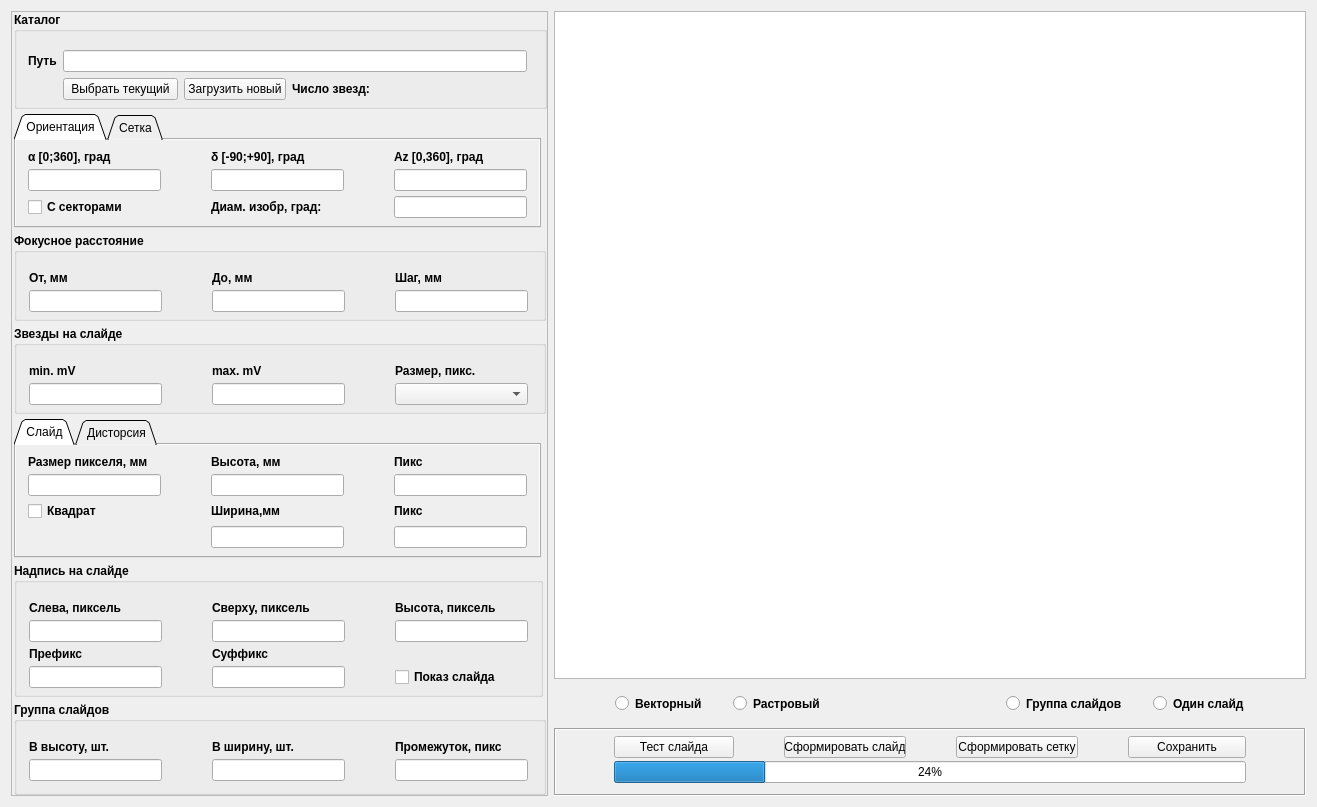
Old version of the form mainwindow.ui in the repository jesuscrew77/Slide.
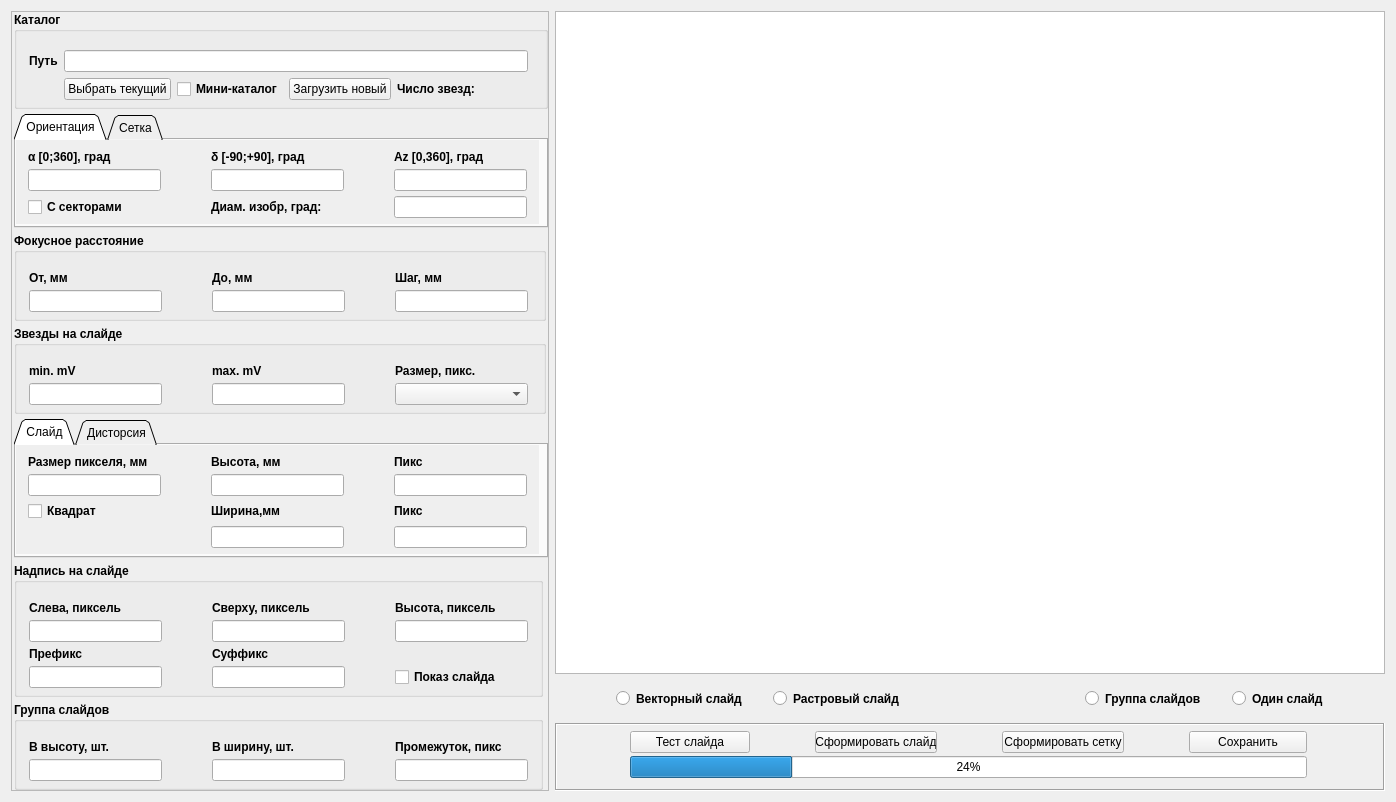
New version of the form. The open tabs and pages were chosen to show the change.

Commit message: возможность считывания мини-каталогов

Patch:
```diff
--- a/mainwindow.ui
+++ b/mainwindow.ui
@@ -7,7 +7,7 @@
     <x>0</x>
     <y>0</y>
     <width>1250</width>
-    <height>798</height>
+    <height>720</height>
    </rect>
   </property>
   <property name="sizePolicy">
@@ -139,7 +139,7 @@
          </property>
          <property name="minimumSize">
           <size>
-           <width>118</width>
+           <width>120</width>
            <height>0</height>
           </size>
          </property>
@@ -566,7 +566,7 @@
        <item row="8" column="0">
         <widget class="QGroupBox" name="groupBox_5">
          <property name="sizePolicy">
-          <sizepolicy hsizetype="Fixed" vsizetype="Fixed">
+          <sizepolicy hsizetype="Expanding" vsizetype="Fixed">
            <horstretch>0</horstretch>
            <verstretch>0</verstretch>
           </sizepolicy>
@@ -591,7 +591,10 @@
            <number>18</number>
           </property>
           <property name="rightMargin">
-           <number>15</number>
+           <number>12</number>
+          </property>
+          <property name="bottomMargin">
+           <number>6</number>
           </property>
           <property name="horizontalSpacing">
            <number>50</number>
@@ -728,7 +731,7 @@
        <item row="0" column="0" alignment="Qt::AlignLeft">
         <widget class="QGroupBox" name="groupBox_6">
          <property name="sizePolicy">
-          <sizepolicy hsizetype="Fixed" vsizetype="Fixed">
+          <sizepolicy hsizetype="Expanding" vsizetype="Fixed">
            <horstretch>0</horstretch>
            <verstretch>0</verstretch>
           </sizepolicy>
@@ -749,6 +752,9 @@
           <property name="sizeConstraint">
            <enum>QLayout::SetFixedSize</enum>
           </property>
+          <property name="leftMargin">
+           <number>12</number>
+          </property>
           <property name="topMargin">
            <number>18</number>
           </property>
@@ -796,7 +802,7 @@
             </property>
            </widget>
           </item>
-          <item row="1" column="2">
+          <item row="1" column="3">
            <widget class="QPushButton" name="chooseNewCatPushButton">
             <property name="sizePolicy">
              <sizepolicy hsizetype="Fixed" vsizetype="Fixed">
@@ -815,7 +821,7 @@
             </property>
            </widget>
           </item>
-          <item row="1" column="3">
+          <item row="1" column="4">
            <widget class="QLabel" name="label_21">
             <property name="font">
              <font>
@@ -828,7 +834,7 @@
             </property>
            </widget>
           </item>
-          <item row="1" column="4">
+          <item row="1" column="5">
            <widget class="QLabel" name="catalogStatusLabel">
             <property name="sizePolicy">
              <sizepolicy hsizetype="Preferred" vsizetype="Preferred">
@@ -841,7 +847,7 @@
             </property>
            </widget>
           </item>
-          <item row="0" column="1" colspan="4">
+          <item row="0" column="1" colspan="5">
            <widget class="QLineEdit" name="filenameLineEdit">
             <property name="sizePolicy">
              <sizepolicy hsizetype="Fixed" vsizetype="Fixed">
@@ -869,6 +875,13 @@
             </property>
            </widget>
           </item>
+          <item row="1" column="2">
+           <widget class="QCheckBox" name="littleCatCheckBox">
+            <property name="text">
+             <string>Мини-каталог</string>
+            </property>
+           </widget>
+          </item>
          </layout>
         </widget>
        </item>
@@ -1141,7 +1154,7 @@
        <item row="6" column="0">
         <widget class="QTabWidget" name="AddTabWidget">
          <property name="sizePolicy">
-          <sizepolicy hsizetype="Fixed" vsizetype="Fixed">
+          <sizepolicy hsizetype="Expanding" vsizetype="Fixed">
            <horstretch>0</horstretch>
            <verstretch>0</verstretch>
           </sizepolicy>
@@ -1182,7 +1195,7 @@
           </attribute>
           <layout class="QGridLayout" name="gridLayout_9">
            <property name="sizeConstraint">
-            <enum>QLayout::SetMinimumSize</enum>
+            <enum>QLayout::SetFixedSize</enum>
            </property>
            <property name="leftMargin">
             <number>12</number>
@@ -1499,7 +1512,7 @@
        <item row="2" column="0">
         <widget class="QTabWidget" name="GenTabWidget">
          <property name="sizePolicy">
-          <sizepolicy hsizetype="Fixed" vsizetype="Fixed">
+          <sizepolicy hsizetype="Expanding" vsizetype="Fixed">
            <horstretch>0</horstretch>
            <verstretch>0</verstretch>
           </sizepolicy>
@@ -1514,7 +1527,7 @@
           <number>1</number>
          </property>
          <property name="elideMode">
-          <enum>Qt::ElideNone</enum>
+          <enum>Qt::ElideLeft</enum>
          </property>
          <property name="documentMode">
           <bool>false</bool>
@@ -1528,7 +1541,7 @@
           </attribute>
           <layout class="QGridLayout" name="gridLayout_5">
            <property name="sizeConstraint">
-            <enum>QLayout::SetMinimumSize</enum>
+            <enum>QLayout::SetFixedSize</enum>
            </property>
            <property name="leftMargin">
             <number>12</number>
@@ -1850,7 +1863,7 @@
              </font>
             </property>
             <property name="text">
-             <string>Векторный</string>
+             <string>Векторный слайд</string>
             </property>
            </widget>
           </item>
@@ -1863,7 +1876,7 @@
              </font>
             </property>
             <property name="text">
-             <string>Растровый</string>
+             <string>Растровый слайд</string>
             </property>
            </widget>
           </item>
```
Left out of the diff: 13 changed lines with no effect on the pictures. The commit also changes 18 other files.
